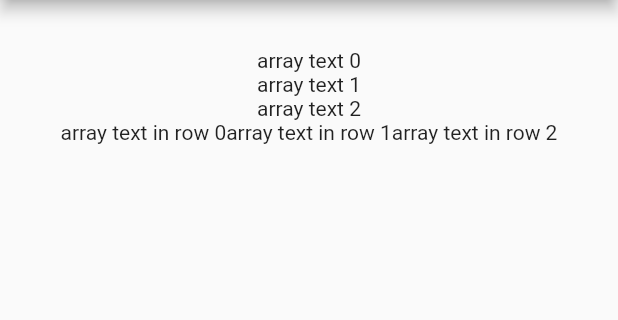
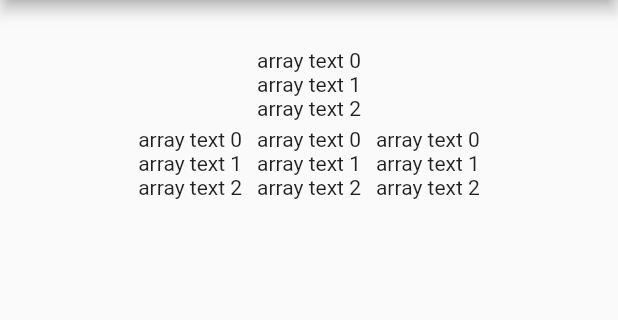
Before and after one commit to prgrm274/loanapp, a Flutter app: the screen it shows after launch, on a phone screen of 412 x 824 dp, the part 84-404 px from its top. Run offline on Flutter 3.47's test engine with Material 2 defaults, Android fonts, the phone set to English and light mode, and no system bars.

Commit message:
21 basic layout children Column in Container

```diff
--- a/lib/main.dart
+++ b/lib/main.dart
@@ -25,9 +25,36 @@ class MyApp extends StatelessWidget {
                   crossAxisAlignment: CrossAxisAlignment.center,
                   mainAxisAlignment: MainAxisAlignment.center,
                   children: <Widget>[
-                    new Text('array text in row 0'),
-                    new Text('array text in row 1'),
-                    new Text('array text in row 2'),
+                    new Container(
+                      padding: const EdgeInsets.all(5),
+                      child: new Column(
+                        children: <Widget>[
+                          new Text('array text 0'),
+                          new Text('array text 1'),
+                          new Text('array text 2'),
+                        ],
+                      ),
+                    ),
+                    new Container(
+                      padding: const EdgeInsets.all(5),
+                      child: new Column(
+                        children: <Widget>[
+                          new Text('array text 0'),
+                          new Text('array text 1'),
+                          new Text('array text 2'),
+                        ],
+                      ),
+                    ),
+                    new Container(
+                      padding: const EdgeInsets.all(5),
+                      child: new Column(
+                        children: <Widget>[
+                          new Text('array text 0'),
+                          new Text('array text 1'),
+                          new Text('array text 2'),
+                        ],
+                      ),
+                    ),
                   ],
                 )
               ],
```
